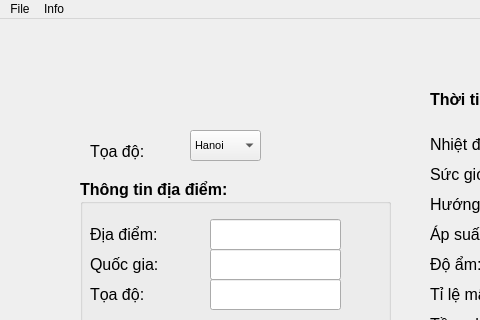
Qt form giaodienchinh.ui (ngananh51/weather-app-v3) before a commit; both pictures show x 0 to 480 and y 0 to 320 of the 1029 by 535 pixel window.
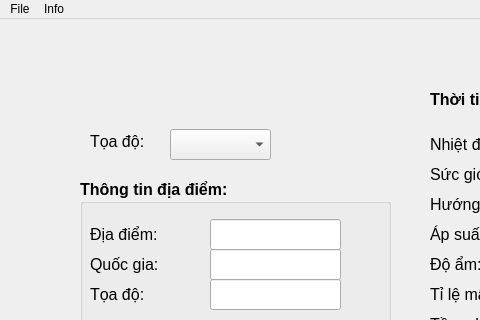
The same form after that commit.

What changed in the file:
```diff
--- a/giaodienchinh.ui
+++ b/giaodienchinh.ui
@@ -18,7 +18,7 @@
     <property name="geometry">
      <rect>
       <x>90</x>
-      <y>120</y>
+      <y>110</y>
       <width>69</width>
       <height>24</height>
      </rect>
@@ -35,17 +35,24 @@
    <widget class="QComboBox" name="comboBox_toa_do">
     <property name="geometry">
      <rect>
-      <x>190</x>
-      <y>111</y>
-      <width>71</width>
+      <x>170</x>
+      <y>110</y>
+      <width>101</width>
       <height>31</height>
      </rect>
     </property>
     <property name="font">
      <font>
-      <pointsize>8</pointsize>
+      <pointsize>11</pointsize>
+      <weight>50</weight>
+      <bold>false</bold>
      </font>
     </property>
+    <item>
+     <property name="text">
+      <string/>
+     </property>
+    </item>
     <item>
      <property name="text">
       <string>Hanoi</string>
```
Left out of the diff: 5 changed lines with no effect on the pictures.
